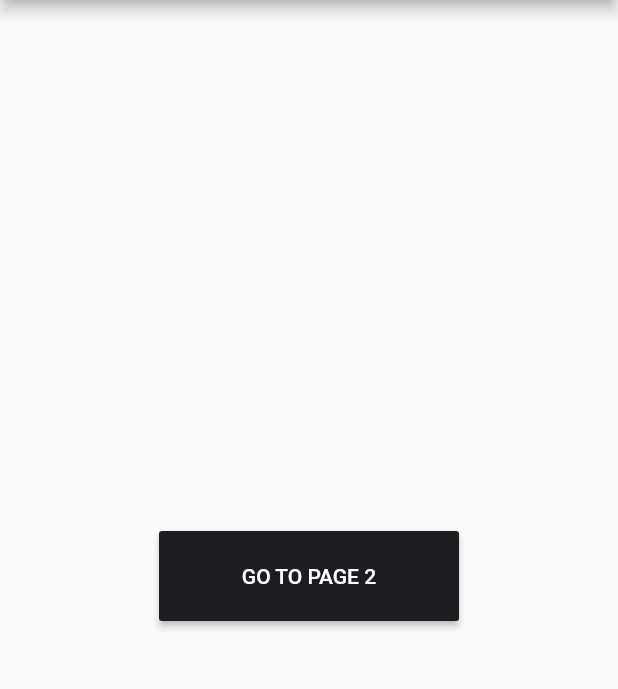
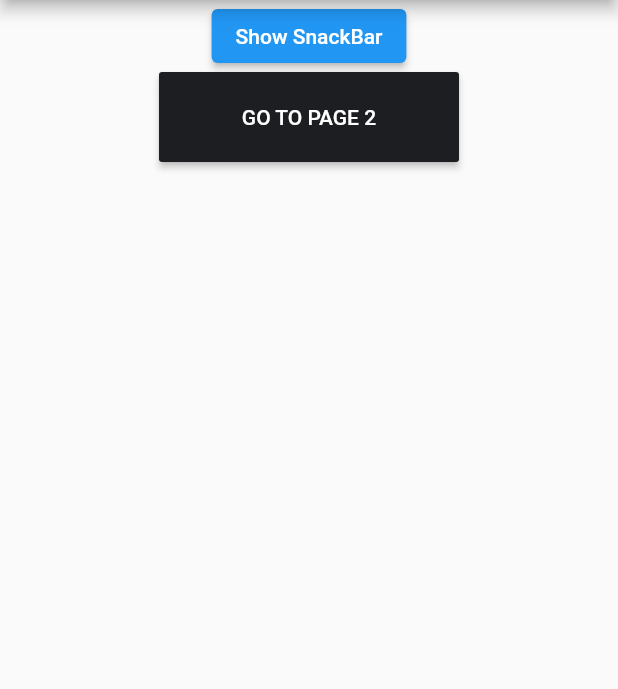
Before and after one commit to serb244/flutter_check_internet_connection, a Flutter app: the screen it shows after launch, on a phone screen of 412 x 824 dp, the part 84-773 px from its top. Run offline on Flutter 3.47's test engine with Material 2 defaults, Android fonts, the phone set to English and light mode, and no system bars; our stand-ins replace connectivity_plus, flutter_bloc.

```diff
--- a/lib/core/bloc/network_event.dart
+++ b/lib/core/bloc/network_event.dart
@@ -6,7 +6,7 @@ abstract class NetworkEvent {}
 class NetworkNotify extends NetworkEvent {
   final bool isConnected;
 
-  NetworkNotify({this.isConnected = false});
+  NetworkNotify({required this.isConnected});
 }
 
 class NetworkObserve extends NetworkEvent {}
--- a/lib/main.dart
+++ b/lib/main.dart
@@ -12,11 +12,11 @@ class MyApp extends StatelessWidget {
 
   @override
   Widget build(BuildContext context) {
-    return MaterialApp(
+    return BlocProvider(
+        create: (context) => NetworkBloc()..add(NetworkObserve()),
+        child: const MaterialApp(
           debugShowCheckedModeBanner: false,
-        home: BlocProvider(
-          create: (context) => NetworkBloc()..add(NetworkObserve()),
-          child: const Page1(),
+          home: Page1(),
         ));
   }
 }
@@ -26,7 +26,18 @@ class Page1 extends StatelessWidget {
 
   @override
   Widget build(BuildContext context) {
-    return Scaffold(
+    return BlocListener<NetworkBloc, NetworkState>(
+      listener: (context, state) {
+        if (!state.isConnected) {
+          ScaffoldMessenger.of(context).showSnackBar(const SnackBar(
+            duration: Duration(seconds: 50),
+            content: Text('No internet connection'),
+          ));
+        } else {
+          ScaffoldMessenger.of(context).hideCurrentSnackBar();
+        }
+      },
+      child: Scaffold(
         appBar: AppBar(
           backgroundColor: const Color(0xff1D1E22),
           title: BlocBuilder<NetworkBloc, NetworkState>(
@@ -38,7 +49,15 @@ class Page1 extends StatelessWidget {
           centerTitle: true,
         ),
         body: Center(
-        child: MaterialButton(
+          child: Column(
+            children: [
+              Center(
+                child: ElevatedButton(
+                  onPressed: () {},
+                  child: const Text('Show SnackBar'),
+                ),
+              ),
+              MaterialButton(
                   height: 60,
                   minWidth: 200,
                   color: const Color(0xff1D1E22),
@@ -52,6 +71,9 @@ class Page1 extends StatelessWidget {
                     'GO TO PAGE 2',
                     style: TextStyle(color: Colors.white),
                   )),
+            ],
+          ),
+        ),
       ),
     );
   }
```
Lines whose indentation alone changed are shown as unchanged.
